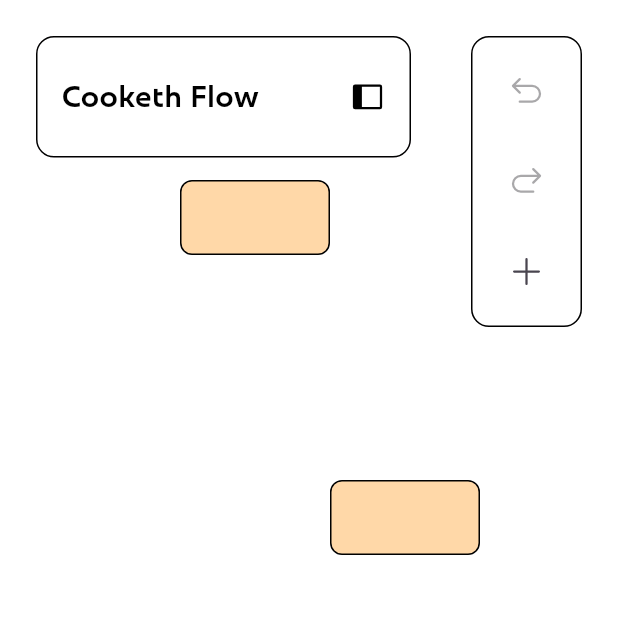
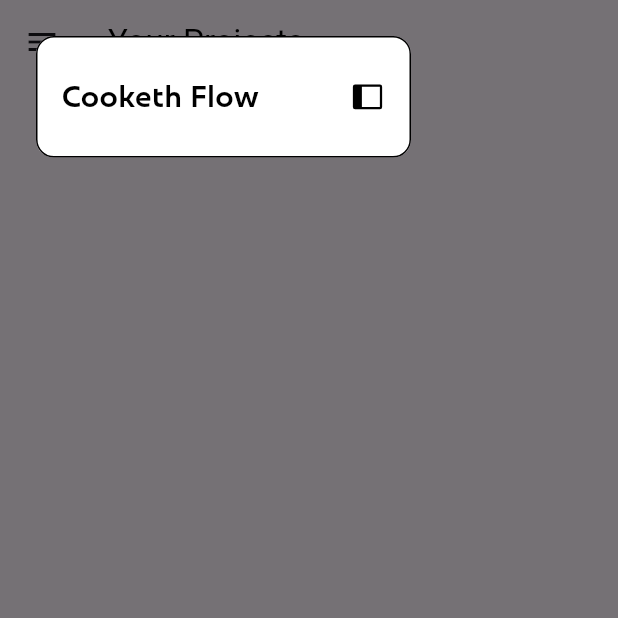
Before and after one commit to CookethOrg/Cooketh-Flow, a Flutter app: the screen it shows after launch, with the side drawer open (before the commit the screen has no drawer), on a phone screen of 412 x 824 dp, the top half of it. Run offline on Flutter 3.47's test engine with Material 3 defaults, Android fonts, the phone set to English and light mode, and no system bars; our stand-ins replace flutter_screenutil, google_fonts, phosphor_flutter.

Commit message:
dashboard page UI (incomplete)

```diff
--- /dev/null
+++ b/lib/core/widgets/drawers/dashboard_drawer.dart
@@ -0,0 +1,106 @@
+import 'package:cookethflow/providers/dashboard_provider.dart';
+import 'package:flutter/material.dart';
+import 'package:phosphor_flutter/phosphor_flutter.dart';
+import 'package:provider/provider.dart';
+
+class DashboardDrawer extends StatelessWidget {
+  const DashboardDrawer({super.key});
+  @override
+  Widget build(BuildContext context) {
+    return Consumer<DashboardProvider>(
+      builder: (context, provider, child) {
+        return Stack(
+        children: [
+          // Main Floating Drawer
+          AnimatedPositioned(
+            duration: Duration(milliseconds: 400),
+            curve: Curves.easeInOut,
+            top: 24,
+            left: 24,
+            child: Material(
+              borderRadius: BorderRadius.circular(12),
+              child: AnimatedContainer(
+                duration: Duration(milliseconds: 400),
+                curve: Curves.easeInOut,
+                width: 250,
+                height: provider.isOpen ? 630 : 81,
+                decoration: BoxDecoration(
+                  color: Colors.white,
+                  borderRadius: BorderRadius.circular(12),
+                  border: Border.all(color: Colors.black, width: 1),
+                ),
+                child: Column(
+                  children: [
+                    Padding(
+                      padding: const EdgeInsets.symmetric(
+                          horizontal: 16, vertical: 16),
+                      child: Row(
+                        children: [
+                          Expanded(
+                            child: provider.isOpen && provider.isEditing
+                                ? TextField(
+                                    controller: provider.controller,
+                                    decoration: InputDecoration(
+                                      border: InputBorder.none,
+                                      contentPadding: EdgeInsets.zero,
+                                    ),
+                                    style: TextStyle(
+                                      fontFamily: 'Frederik',
+                                      fontSize: 20,
+                                      fontWeight: FontWeight.bold,
+                                    ),
+                                    autofocus: true,
+                                  )
+                                : GestureDetector(
+                                    child: Padding(
+                                      padding: const EdgeInsets.symmetric(
+                                          vertical: 9),
+                                      child: Text(
+                                        provider.getTruncatedTitle(),
+                                        style: TextStyle(
+                                          fontFamily: 'Frederik',
+                                          fontSize: 20,
+                                          fontWeight: FontWeight.bold,
+                                          color: Colors.black,
+                                        ),
+                                        overflow: TextOverflow.ellipsis,
+                                      ),
+                                    ),
+                                  ),
+                          ),
+                          SizedBox(width: 12),
+                          GestureDetector(
+                            onTap: provider.toggleDrawer,
+                            child: Icon(
+                              provider.isOpen
+                                  ? PhosphorIconsRegular.sidebarSimple
+                                  : PhosphorIconsFill.sidebarSimple,
+                              color: Colors.black,
+                              size: 24,
+                            ),
+                          ),
+                        ],
+                      ),
+                    ),
+                    if (provider.isOpen)
+                      Expanded(
+                        child: ListView(
+                          physics: AlwaysScrollableScrollPhysics(),
+                          children: [
+                            ListTile(title: Text('Option 1')),
+                            ListTile(title: Text('Option 2')),
+                            ListTile(title: Text('Option 3')),
+                          ],
+                        ),
+                      ),
+                  ],
+                ),
+              ),
+            ),
+          ),
+        ],
+      );
+      },
+    );
+  }
+}
--- a/lib/main.dart
+++ b/lib/main.dart
@@ -1,6 +1,8 @@
 import 'package:cookethflow/core/utils/state_handler.dart';
 import 'package:cookethflow/providers/connection_provider.dart';
+import 'package:cookethflow/providers/dashboard_provider.dart';
 import 'package:cookethflow/providers/node_provider.dart';
+import 'package:cookethflow/screens/dashboard.dart';
 import 'package:cookethflow/screens/flow_builder.dart';
 import 'package:flutter/material.dart';
 import 'package:provider/provider.dart';
@@ -9,7 +11,8 @@ void main() {
   runApp(MultiProvider(
     providers: [
       ChangeNotifierProvider<NodeProvider>(create: (_) => NodeProvider(ProviderState.loaded)),
-      ChangeNotifierProvider<ConnectionProvider>(create: (_)=> ConnectionProvider())
+      ChangeNotifierProvider<ConnectionProvider>(create: (_)=> ConnectionProvider()),
+      ChangeNotifierProvider<DashboardProvider>(create: (_) => DashboardProvider())
     ],
     child: MyApp(),
   ));
@@ -22,7 +25,7 @@ class MyApp extends StatelessWidget {
   Widget build(BuildContext context) {
     return MaterialApp(
       debugShowCheckedModeBanner: false,
-      home: FlowBuilderScreen(),
+      home: Dashboard(),
     );
   }
 }
--- /dev/null
+++ b/lib/providers/dashboard_provider.dart
@@ -0,0 +1,27 @@
+import 'package:cookethflow/core/utils/utils.dart';
+import 'package:flutter/material.dart';
+
+class DashboardProvider extends StateHandler {
+  bool _isOpen = false;
+  bool _isEditing = false;
+  final TextEditingController _controller = TextEditingController();
+  DashboardProvider([super.intialState]) {
+    _controller.text = 'Cooketh Flow';
+  }
+
+  // Getters
+  bool get isOpen => _isOpen;
+  bool get isEditing => _isEditing;
+  TextEditingController get controller => _controller;
+
+  void toggleDrawer() {
+    if (!_isOpen) _isEditing = false; // Prevent editing when closed
+    _isOpen = !_isOpen;
+    notifyListeners();
+  }
+
+  String getTruncatedTitle() {
+    String text = _controller.text;
+    return text.length > 12 ? text.substring(0, 12) + '...' : text;
+  }
+}
--- a/lib/screens/dashboard.dart
+++ b/lib/screens/dashboard.dart
@@ -0,0 +1,24 @@
+import 'package:cookethflow/core/widgets/drawers/dashboard_drawer.dart';
+import 'package:flutter/material.dart';
+import 'package:provider/provider.dart';
+
+class Dashboard extends StatelessWidget {
+  const Dashboard({super.key});
+
+  @override
+  Widget build(BuildContext context) {
+    return Consumer(
+      builder: (context, provider, child) {
+        return Scaffold(
+          appBar: AppBar(
+            title: Text(
+              'Your Projects',
+              style: TextStyle(color: Colors.black),
+            ),
+          ),
+          drawer: DashboardDrawer(),
+        );
+      },
+    );
+  }
+}
--- a/lib/screens/flow_builder.dart
+++ b/lib/screens/flow_builder.dart
@@ -2,7 +2,7 @@ import 'package:cookethflow/providers/node_provider.dart';
 import 'package:cookethflow/core/widgets/toolbar.dart'; // Your Undo/Redo toolbar
 import 'package:cookethflow/core/widgets/nodes/rectangular_node.dart';
 import 'package:cookethflow/core/widgets/line_painter.dart';
-import 'package:cookethflow/core/widgets/project_page_drawer.dart';
+import 'package:cookethflow/core/widgets/drawers/project_page_drawer.dart';
 import 'package:flutter/material.dart';
 import 'package:provider/provider.dart';
 
```
Also changed, not shown: lib/core/widgets/dashboard_drawer.dart (deleted), lib/core/widgets/drawers/project_page_drawer.dart (renamed from lib/core/widgets/project_page_drawer.dart).
